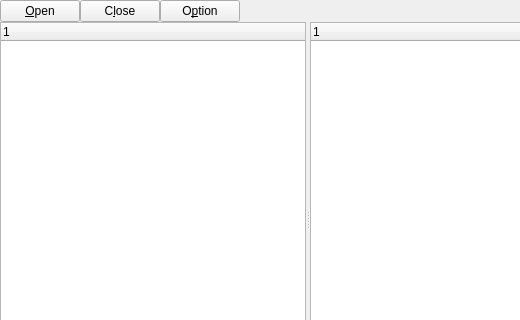
The window that src/widget.ui (wifihack/cs) describes before a commit, drawn with Qt 5; both pictures show x 0 to 520 and y 0 to 320 of the 616 by 416 pixel window.
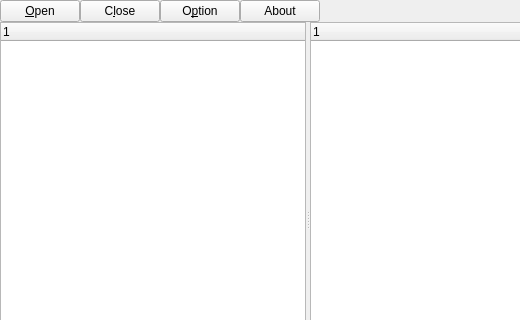
The same window after the commit.

What changed in the file:
```diff
--- a/src/widget.ui
+++ b/src/widget.ui
@@ -55,6 +55,13 @@
        </property>
       </widget>
      </item>
+     <item>
+      <widget class="QPushButton" name="pbAbout">
+       <property name="text">
+        <string>About</string>
+       </property>
+      </widget>
+     </item>
      <item>
       <spacer name="horizontalSpacer">
        <property name="orientation">
```
Left out of the diff: 8 changed lines with no effect on the pictures.
